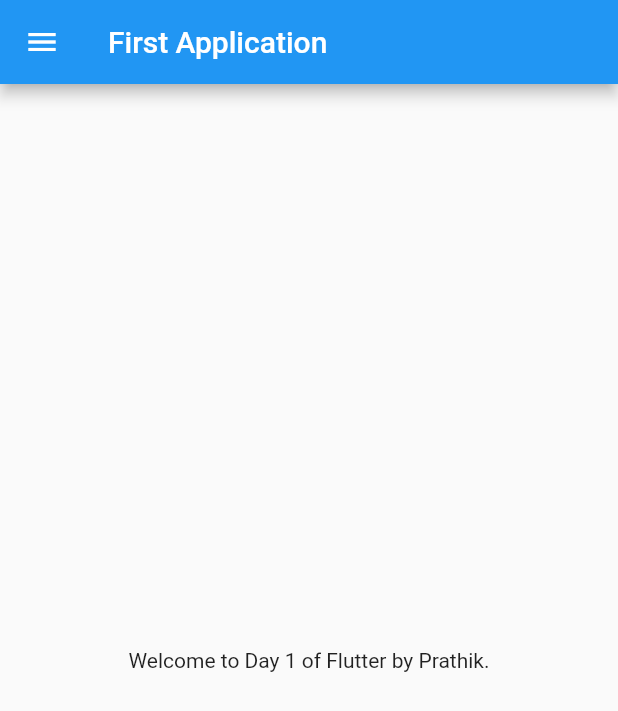
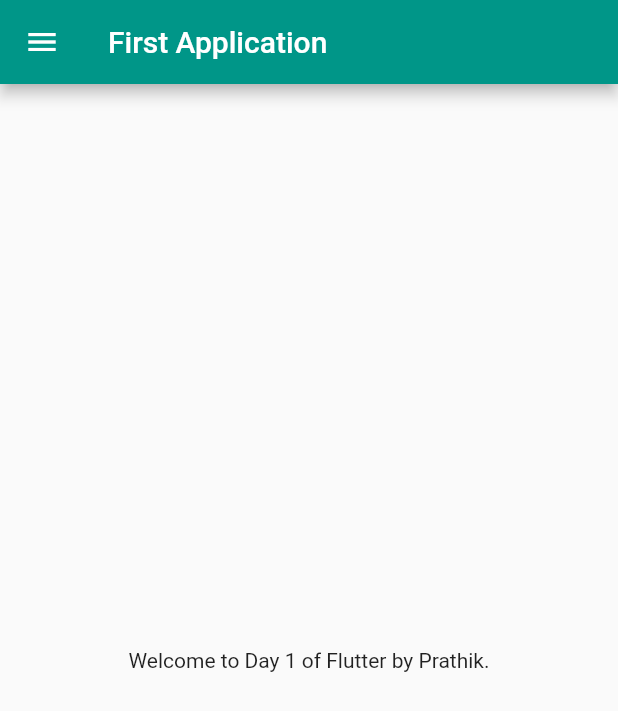
Before and after one commit to prathik2401/Catalog-App-Using-Flutter, a Flutter app: the screen it shows after launch, on a phone screen of 412 x 824 dp. Shown: the top 711 px of the screen. Run offline on Flutter 3.47's test engine with Material 2 defaults, Android fonts, the phone set to English and light mode, and no system bars.

Commit message:
completed 3rd day

```diff
--- a/lib/main.dart
+++ b/lib/main.dart
@@ -1,5 +1,6 @@
 import 'package:flutter/material.dart';
-import 'package:flutter_intro_project/home_page.dart';
+import 'package:flutter_intro_project/pages/home_page.dart';
+import 'package:flutter_intro_project/pages/login_page.dart';
 
 void main() {
   runApp(const MyApplication());
@@ -10,8 +11,16 @@ class MyApplication extends StatelessWidget {
   const MyApplication({super.key});
   @override
   Widget build(BuildContext context) {
-    return const MaterialApp(
-      home: HomePage(),
+    return MaterialApp(
+      themeMode: ThemeMode.system,
+      theme: ThemeData(primarySwatch: Colors.teal),
+      darkTheme: ThemeData(primarySwatch: Colors.cyan),
+      initialRoute: "/home",
+      routes: {
+        "/": (context) => const LoginPage(),
+        "/home": (context) => const HomePage(),
+        "/login": (context) => const LoginPage()
+      },
     );
   }
 }
--- a/lib/home_page.dart
+++ b/lib/pages/home_page.dart
@@ -1,4 +1,5 @@
 import 'package:flutter/material.dart';
+import 'package:flutter_intro_project/pages/login_page.dart';
 
 // ignore: must_be_immutable
 class HomePage extends StatelessWidget {
@@ -17,8 +18,9 @@ class HomePage extends StatelessWidget {
           children: [
             const DrawerHeader(child: Text("Menu")),
             ListTile(
-              title: const Text("Option 1"),
+              title: const Text("Login"),
               onTap: () {
+                const LoginPage();
                 Navigator.pop(context, false);
               },
             )
```
Also changed, not shown: lib/pages/login_page.dart (added, +18 -0 lines).
